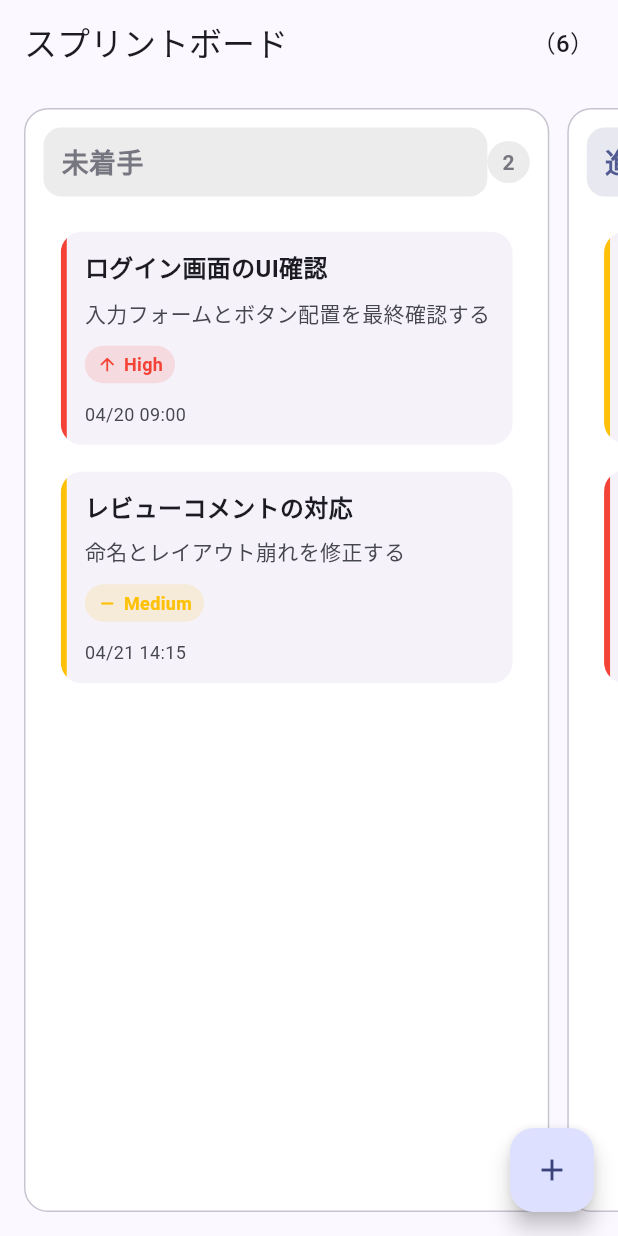
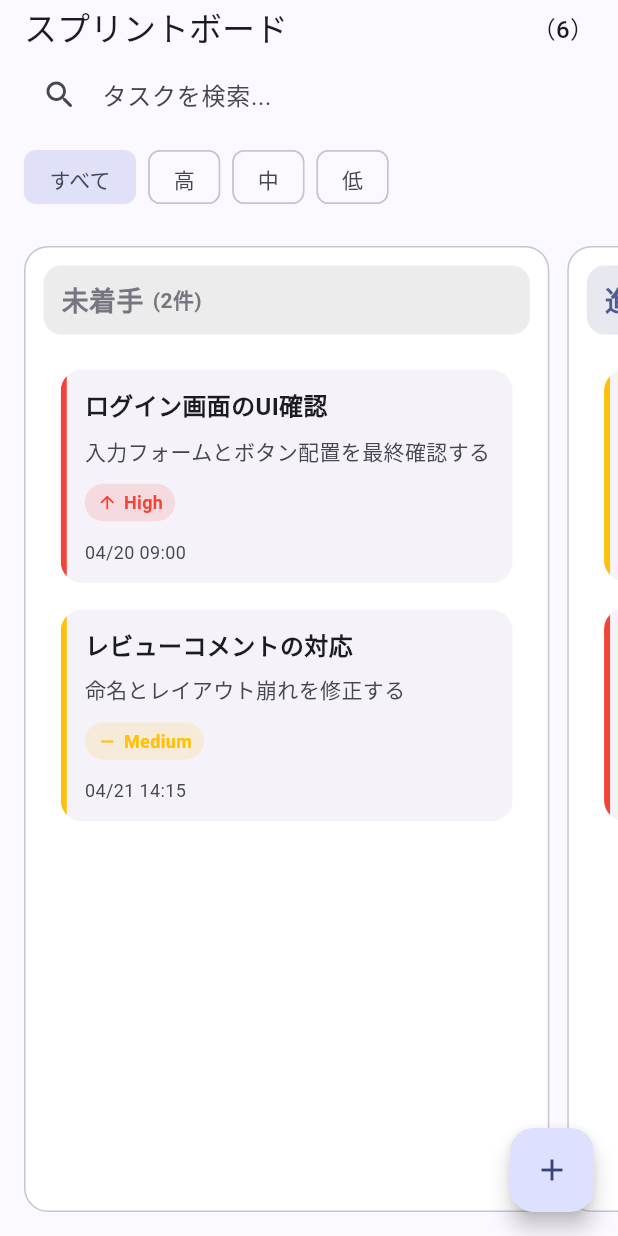
Before and after one commit to Kitagawa65536/sprint_task_management_board, a Flutter app: the screen it shows after launch, on a phone screen of 412 x 824 dp. Run offline on Flutter 3.47's test engine with Material 3 defaults, Android fonts, the phone set to English and light mode, and no system bars; our stand-ins replace flutter_riverpod, shared_preferences.

Commit message:
Stage 10: Filtering and search functions (optional extension)

```diff
--- a/lib/main.dart
+++ b/lib/main.dart
@@ -43,11 +43,30 @@ class MyApp extends StatelessWidget {
   }
 }
 
-class SprintBoardPage extends ConsumerWidget {
+class SprintBoardPage extends ConsumerStatefulWidget {
   const SprintBoardPage({super.key});
 
   @override
-  Widget build(BuildContext context, WidgetRef ref) {
+  ConsumerState<SprintBoardPage> createState() => _SprintBoardPageState();
+}
+
+class _SprintBoardPageState extends ConsumerState<SprintBoardPage> {
+  late final TextEditingController _searchController;
+
+  @override
+  void initState() {
+    super.initState();
+    _searchController = TextEditingController();
+  }
+
+  @override
+  void dispose() {
+    _searchController.dispose();
+    super.dispose();
+  }
+
+  @override
+  Widget build(BuildContext context) {
     ref.listen<String?>(taskListErrorProvider, (previous, next) {
       if (!kDebugMode || next == null) {
         return;
@@ -62,10 +81,102 @@ class SprintBoardPage extends ConsumerWidget {
 
     final taskListState = ref.watch(taskListProvider);
     final totalTasks = taskListState.valueOrNull?.length ?? 0;
+    final searchQuery = ref.watch(searchQueryProvider);
+    final filterPriority = ref.watch(filterPriorityProvider);
+    final filteredTasks = ref.watch(filteredTasksProvider);
+    final hasActiveFilter = ref.watch(hasActiveTaskFilterProvider);
+
+    if (_searchController.text != searchQuery) {
+      _searchController.value = TextEditingValue(
+        text: searchQuery,
+        selection: TextSelection.collapsed(offset: searchQuery.length),
+      );
+    }
 
     return Scaffold(
       appBar: AppBar(
         title: const Text('スプリントボード'),
+        bottom: PreferredSize(
+          preferredSize: const Size.fromHeight(92),
+          child: Padding(
+            padding: const EdgeInsets.fromLTRB(16, 0, 16, 12),
+            child: Column(
+              children: [
+                TextField(
+                  controller: _searchController,
+                  onChanged: (value) {
+                    ref.read(searchQueryProvider.notifier).state = value;
+                  },
+                  textInputAction: TextInputAction.search,
+                  decoration: InputDecoration(
+                    hintText: 'タスクを検索...',
+                    prefixIcon: const Icon(Icons.search_rounded),
+                    suffixIcon: searchQuery.isEmpty
+                        ? null
+                        : IconButton(
+                            onPressed: () {
+                              _searchController.clear();
+                              ref.read(searchQueryProvider.notifier).state = '';
+                            },
+                            icon: const Icon(Icons.close_rounded),
+                          ),
+                    filled: true,
+                    fillColor: Theme.of(context).colorScheme.surface,
+                    border: OutlineInputBorder(
+                      borderRadius: BorderRadius.circular(14),
+                      borderSide: BorderSide.none,
+                    ),
+                    contentPadding: const EdgeInsets.symmetric(vertical: 14),
+                  ),
+                ),
+                const SizedBox(height: 10),
+                SizedBox(
+                  height: 36,
+                  child: ListView(
+                    scrollDirection: Axis.horizontal,
+                    children: [
+                      _PriorityFilterChip(
+                        label: 'すべて',
+                        selected: filterPriority == null,
+                        onSelected: () {
+                          ref.read(filterPriorityProvider.notifier).state =
+                              null;
+                        },
+                      ),
+                      const SizedBox(width: 8),
+                      _PriorityFilterChip(
+                        label: '高',
+                        selected: filterPriority == TaskPriority.high,
+                        onSelected: () {
+                          ref.read(filterPriorityProvider.notifier).state =
+                              TaskPriority.high;
+                        },
+                      ),
+                      const SizedBox(width: 8),
+                      _PriorityFilterChip(
+                        label: '中',
+                        selected: filterPriority == TaskPriority.medium,
+                        onSelected: () {
+                          ref.read(filterPriorityProvider.notifier).state =
+                              TaskPriority.medium;
+                        },
+                      ),
+                      const SizedBox(width: 8),
+                      _PriorityFilterChip(
+                        label: '低',
+                        selected: filterPriority == TaskPriority.low,
+                        onSelected: () {
+                          ref.read(filterPriorityProvider.notifier).state =
+                              TaskPriority.low;
+                        },
+                      ),
+                    ],
+                  ),
+                ),
+              ],
+            ),
+          ),
+        ),
         actions: [
           Padding(
             padding: const EdgeInsets.only(right: 16),
@@ -85,10 +196,16 @@ class SprintBoardPage extends ConsumerWidget {
       body: taskListState.when(
         loading: () => const Center(child: CircularProgressIndicator()),
         error: (_, _) => const Center(child: CircularProgressIndicator()),
-        data: (_) => LayoutBuilder(
+        data: (_) {
+          if (hasActiveFilter && filteredTasks.isEmpty) {
+            return const Center(child: Text('該当するタスクがありません'));
+          }
+
+          return LayoutBuilder(
             builder: (context, constraints) {
               final boardSpacing = 56.0;
-            final fittedColumnWidth = (constraints.maxWidth - boardSpacing) / 3;
+              final fittedColumnWidth =
+                  (constraints.maxWidth - boardSpacing) / 3;
               final columnWidth = constraints.maxWidth > 420
                   ? fittedColumnWidth.clamp(220.0, 320.0)
                   : constraints.maxWidth * 0.85;
@@ -106,7 +223,8 @@ class SprintBoardPage extends ConsumerWidget {
                         status: TaskStatus.todo,
                         width: columnWidth,
                         tasksProvider: todoTasksProvider,
-                      onTaskTap: (task) => _showTaskDetails(context, ref, task),
+                        onTaskTap: (task) =>
+                            _showTaskDetails(context, ref, task),
                         onTaskAccepted: (task) => _updateTaskStatus(
                           context,
                           ref,
@@ -120,7 +238,8 @@ class SprintBoardPage extends ConsumerWidget {
                         status: TaskStatus.inProgress,
                         width: columnWidth,
                         tasksProvider: inProgressTasksProvider,
-                      onTaskTap: (task) => _showTaskDetails(context, ref, task),
+                        onTaskTap: (task) =>
+                            _showTaskDetails(context, ref, task),
                         onTaskAccepted: (task) => _updateTaskStatus(
                           context,
                           ref,
@@ -134,7 +253,8 @@ class SprintBoardPage extends ConsumerWidget {
                         status: TaskStatus.done,
                         width: columnWidth,
                         tasksProvider: doneTasksProvider,
-                      onTaskTap: (task) => _showTaskDetails(context, ref, task),
+                        onTaskTap: (task) =>
+                            _showTaskDetails(context, ref, task),
                         onTaskAccepted: (task) => _updateTaskStatus(
                           context,
                           ref,
@@ -147,7 +267,8 @@ class SprintBoardPage extends ConsumerWidget {
                 ),
               );
             },
-        ),
+          );
+        },
       ),
     );
   }
@@ -389,7 +510,9 @@ class _BoardColumnState extends ConsumerState<_BoardColumn> {
                       color: headerColor.withValues(alpha: 0.14),
                       borderRadius: BorderRadius.circular(12),
                     ),
-                    child: Text(
+                    child: Row(
+                      children: [
+                        Text(
                           widget.title,
                           style: TextStyle(
                             fontSize: 18,
@@ -397,22 +520,16 @@ class _BoardColumnState extends ConsumerState<_BoardColumn> {
                             color: headerColor,
                           ),
                         ),
+                        const SizedBox(width: 6),
+                        Text(
+                          '(${tasks.length}件)',
+                          style: TextStyle(
+                            fontSize: 14,
+                            fontWeight: FontWeight.w600,
+                            color: headerColor,
                           ),
                         ),
-                Container(
-                  padding: const EdgeInsets.symmetric(
-                    horizontal: 10,
-                    vertical: 4,
-                  ),
-                  decoration: BoxDecoration(
-                    color: headerColor.withValues(alpha: 0.14),
-                    borderRadius: BorderRadius.circular(999),
-                  ),
-                  child: Text(
-                    '${tasks.length}',
-                    style: TextStyle(
-                      color: headerColor,
-                      fontWeight: FontWeight.w700,
+                      ],
                     ),
                   ),
                 ),
@@ -680,6 +797,28 @@ class _TaskFormResult {
   final String? description;
   final TaskStatus status;
   final TaskPriority priority;
+}
+
+class _PriorityFilterChip extends StatelessWidget {
+  const _PriorityFilterChip({
+    required this.label,
+    required this.selected,
+    required this.onSelected,
+  });
+
+  final String label;
+  final bool selected;
+  final VoidCallback onSelected;
+
+  @override
+  Widget build(BuildContext context) {
+    return FilterChip(
+      label: Text(label),
+      selected: selected,
+      onSelected: (_) => onSelected(),
+      showCheckmark: false,
+    );
+  }
 }
 
 class _TaskCard extends StatelessWidget {
--- a/lib/viewmodels/task_list_notifier.dart
+++ b/lib/viewmodels/task_list_notifier.dart
@@ -12,7 +12,9 @@ final taskRepositoryProvider = Provider<TaskRepository>((ref) {
   return TaskRepository();
 });
 
-final sharedPreferencesLoaderProvider = Provider<SharedPreferencesLoader>((ref) {
+final sharedPreferencesLoaderProvider = Provider<SharedPreferencesLoader>((
+  ref,
+) {
   return SharedPreferences.getInstance;
 });
 
@@ -20,10 +22,20 @@ final taskListErrorProvider = StateProvider<String?>((ref) {
   return null;
 });
 
+final searchQueryProvider = StateProvider<String>((ref) {
+  return '';
+});
+
+final filterPriorityProvider = StateProvider<TaskPriority?>((ref) {
+  return null;
+});
+
 final taskListProvider =
     StateNotifierProvider<TaskListNotifier, AsyncValue<List<Task>>>((ref) {
       final repository = ref.watch(taskRepositoryProvider);
-  final sharedPreferencesLoader = ref.watch(sharedPreferencesLoaderProvider);
+      final sharedPreferencesLoader = ref.watch(
+        sharedPreferencesLoaderProvider,
+      );
       return TaskListNotifier(
         repository: repository,
         sharedPreferencesLoader: sharedPreferencesLoader,
@@ -31,18 +43,40 @@ final taskListProvider =
       );
     });
 
+final filteredTasksProvider = Provider<List<Task>>((ref) {
+  final tasks = ref.watch(taskListProvider).valueOrNull ?? const <Task>[];
+  final query = ref.watch(searchQueryProvider).trim().toLowerCase();
+  final priority = ref.watch(filterPriorityProvider);
+
+  return tasks.where((task) {
+    final matchesQuery = query.isEmpty
+        ? true
+        : task.title.toLowerCase().contains(query) ||
+              (task.description?.toLowerCase().contains(query) ?? false);
+    final matchesPriority = priority == null || task.priority == priority;
+
+    return matchesQuery && matchesPriority;
+  }).toList();
+});
+
+final hasActiveTaskFilterProvider = Provider<bool>((ref) {
+  final query = ref.watch(searchQueryProvider).trim();
+  final priority = ref.watch(filterPriorityProvider);
+  return query.isNotEmpty || priority != null;
+});
+
 final todoTasksProvider = Provider<List<Task>>((ref) {
-  final tasks = ref.watch(taskListProvider).valueOrNull ?? const <Task>[];
+  final tasks = ref.watch(filteredTasksProvider);
   return tasks.where((task) => task.status == TaskStatus.todo).toList();
 });
 
 final inProgressTasksProvider = Provider<List<Task>>((ref) {
-  final tasks = ref.watch(taskListProvider).valueOrNull ?? const <Task>[];
+  final tasks = ref.watch(filteredTasksProvider);
   return tasks.where((task) => task.status == TaskStatus.inProgress).toList();
 });
 
 final doneTasksProvider = Provider<List<Task>>((ref) {
-  final tasks = ref.watch(taskListProvider).valueOrNull ?? const <Task>[];
+  final tasks = ref.watch(filteredTasksProvider);
   return tasks.where((task) => task.status == TaskStatus.done).toList();
 });
 
```
Lines whose indentation alone changed are shown as unchanged.
